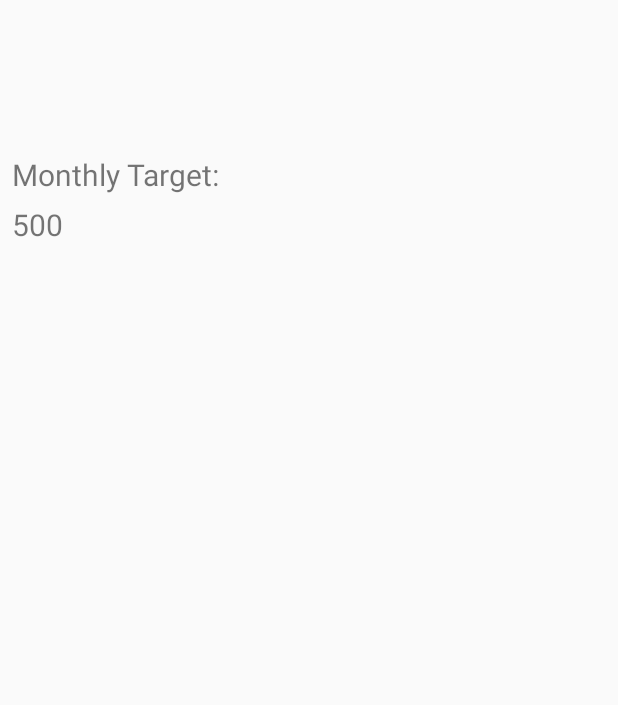
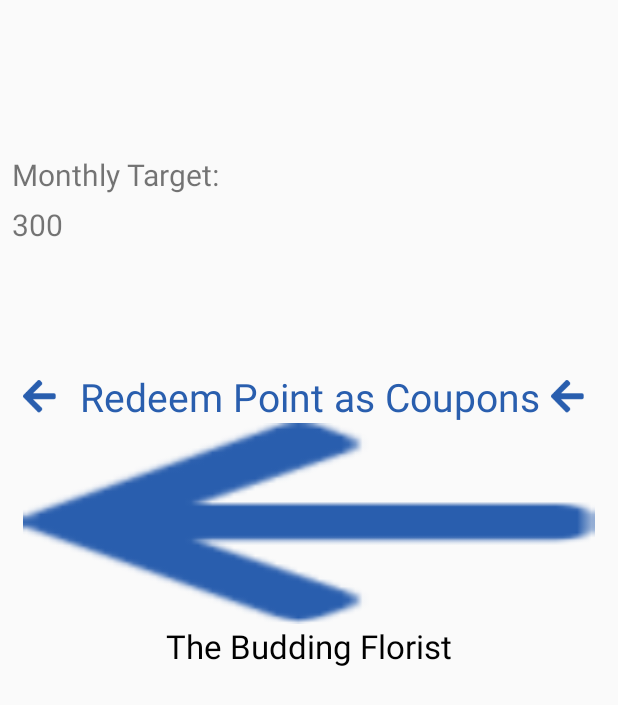
Before and after one commit to keerthi-sekar/2021-GSC-NGO, an Android app: the fragment RewardsFragment shown on its own in the app's theme, on a phone screen of 412 x 824 dp. Shown: the top 705 px of the screen. Run offline under Robolectric (Android 15) with nearby library versions, the phone set to English and light mode, and no system bars; libraries missing offline, so code that uses them is left out: com.mackhartley.roundedprogressbar.

Commit message:
add slider placeholder
Need to fix functionality and add database

```diff
--- a/App/app/build.gradle
+++ b/App/app/build.gradle
@@ -46,6 +46,7 @@ dependencies {
     implementation 'com.google.android.gms:play-services-auth:19.0.0'
     implementation 'androidx.recyclerview:recyclerview:1.1.0'
     implementation 'com.android.support:cardview-v7:28.0.0'
+    implementation 'androidx.viewpager:viewpager:1.0.0'
     testImplementation 'junit:junit:4.13.1'
     androidTestImplementation 'androidx.test.ext:junit:1.1.2'
     androidTestImplementation 'androidx.test.espresso:espresso-core:3.3.0'
--- a/App/app/src/main/java/com/gsoc2021/ngodonate/ui/rewards/RewardsFragment.kt
+++ b/App/app/src/main/java/com/gsoc2021/ngodonate/ui/rewards/RewardsFragment.kt
@@ -14,7 +14,6 @@ import com.mackhartley.roundedprogressbar.RoundedProgressBar
 class RewardsFragment : Fragment() {
 
     private lateinit var rewardsViewModel: RewardsViewModel
-    private lateinit var roundedProgressBar: RoundedProgressBar
 
     override fun onCreateView(
         inflater: LayoutInflater,
@@ -29,14 +28,46 @@ class RewardsFragment : Fragment() {
             textView.text = it
         })*/
 
-        val cPoints = 200
-        val mPoints = 500
-        val dPoints = "500"
-        //monthly_goal.text = dPoints
-        //setProgressBar(cPoints, mPoints)
-
         return root
     }
+    fun swipeRight(view: View){
+        when(SliderCardTitle.text){
+            "NGO1" ->{
+                SliderCardTitle.text = "NGO2"
+                item1.text = "User 1"
 
+            }
+            "NGO2" -> {
+                SliderCardTitle.text = "NGO3"
+                item1.text = "Electronics to CityGospel"
+
+            }
+            "NGO3" -> {
+                SliderCardTitle.text = "NGO1"
+                item1.text = "CityGospel"
+
+            }
+        }
+    }
+    fun swipeLeft(view: View){
+        when(SliderCardTitle.text){
+            "NGO2" ->{
+                SliderCardTitle.text = "NGO1"
+                item1.text = "CityGospel"
+
+            }
+            "NGO3" ->{
+                SliderCardTitle.text = "NGO2"
+                item1.text = "User 1"
+
+            }
+            "NGO1" ->{
+                SliderCardTitle.text = "NGO3"
+                item1.text = "Electronics to CityGospel"
+
+            }
+        }
+
+    }
 
 }
--- a/App/app/src/main/res/layout/fragment_rewards.xml
+++ b/App/app/src/main/res/layout/fragment_rewards.xml
@@ -30,7 +30,7 @@
         android:layout_marginStart="8dp"
         android:layout_marginTop="8dp"
         android:layout_marginEnd="8dp"
-        android:text="500"
+        android:text="300"
         android:textSize="20sp"
         app:layout_constraintBottom_toBottomOf="parent"
         app:layout_constraintEnd_toEndOf="parent"
@@ -39,5 +39,93 @@
         app:layout_constraintTop_toTopOf="parent"
         app:layout_constraintVertical_bias="0.106" />
 
+    <androidx.cardview.widget.CardView
+        android:id="@+id/Card3"
+        android:layout_width="match_parent"
+        android:layout_height="wrap_content"
+        android:layout_marginHorizontal="25dp"
+        android:layout_marginTop="16dp"
+        app:cardCornerRadius="12dp"
+
+        app:layout_constraintEnd_toEndOf="parent"
+        app:layout_constraintHorizontal_bias="1.0"
+        app:layout_constraintStart_toStartOf="parent"
+        app:layout_constraintTop_toBottomOf="@+id/Card1">
+
+    </androidx.cardview.widget.CardView>
+
+    <LinearLayout
+        android:id="@+id/coupon_cards"
+        android:layout_width="match_parent"
+        android:layout_height="wrap_content"
+        android:orientation="vertical"
+        android:padding="15dp"
+        app:layout_constraintBottom_toBottomOf="parent"
+        app:layout_constraintEnd_toEndOf="parent"
+        app:layout_constraintHorizontal_bias="0.0"
+        app:layout_constraintStart_toStartOf="parent"
+        app:layout_constraintTop_toTopOf="parent"
+        app:layout_constraintVertical_bias="0.363">
+
+        <androidx.constraintlayout.widget.ConstraintLayout
+            android:layout_width="match_parent"
+            android:layout_height="wrap_content">
+
+            <ImageButton
+                android:id="@+id/swipeLeftBtn"
+                android:layout_width="22dp"
+                android:layout_height="22dp"
+                android:background="@drawable/back_btn"
+                android:onClick="swipeLeft"
+                app:layout_constraintBottom_toBottomOf="parent"
+                app:layout_constraintStart_toStartOf="parent"
+                app:layout_constraintTop_toTopOf="parent" />
+
+            <TextView
+                android:id="@+id/SliderCardTitle"
+                android:layout_width="wrap_content"
+                android:layout_height="wrap_content"
+                android:text="Redeem Point as Coupons"
+                android:textAlignment="center"
+                android:textColor="@color/colorPrimary"
+                android:textSize="26sp"
+                app:layout_constraintBottom_toBottomOf="parent"
+                app:layout_constraintEnd_toEndOf="parent"
+                app:layout_constraintHorizontal_bias="0.5"
+                app:layout_constraintStart_toStartOf="parent"
+                app:layout_constraintTop_toTopOf="parent" />
+
+            <ImageButton
+                android:id="@+id/swipeRightBtn"
+                android:layout_width="22dp"
+                android:layout_height="22dp"
+                android:background="@drawable/back_btn"
+                android:onClick="swipeRight"
+                app:layout_constraintBottom_toBottomOf="parent"
+                app:layout_constraintEnd_toEndOf="parent"
+                app:layout_constraintStart_toEndOf="@+id/SliderCardTitle"
+                app:layout_constraintTop_toTopOf="parent" />
+        </androidx.constraintlayout.widget.ConstraintLayout>
+
+        <ImageButton
+            android:id="@+id/couponBtn"
+            android:layout_width="381dp"
+            android:layout_height="134dp"
+            android:background="@drawable/back_btn"
+            android:onClick="swipeLeft"
+            app:layout_constraintBottom_toBottomOf="parent"
+            app:layout_constraintStart_toStartOf="parent"
+            app:layout_constraintTop_toTopOf="parent" />
+
+        <TextView
+            android:id="@+id/item1"
+            android:layout_width="match_parent"
+            android:layout_height="wrap_content"
+            android:text="The Budding Florist"
+            android:textAlignment="center"
+            android:textColor="@android:color/black"
+            android:textSize="22sp" />
+    </LinearLayout>
+
 
 </androidx.constraintlayout.widget.ConstraintLayout>
```
